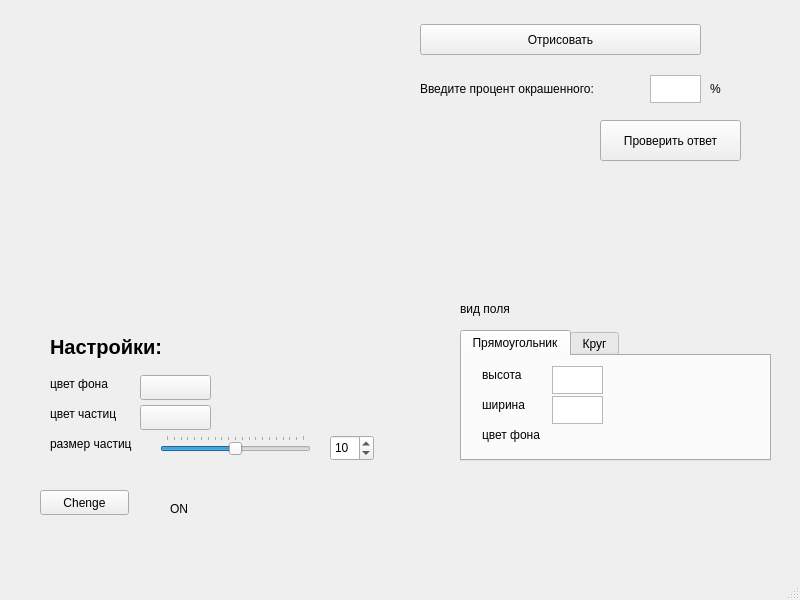
Before: the Qt Designer form src/ms_pro/view/mainwindow.ui in difurka/medical_simulator, drawn with Qt 5.
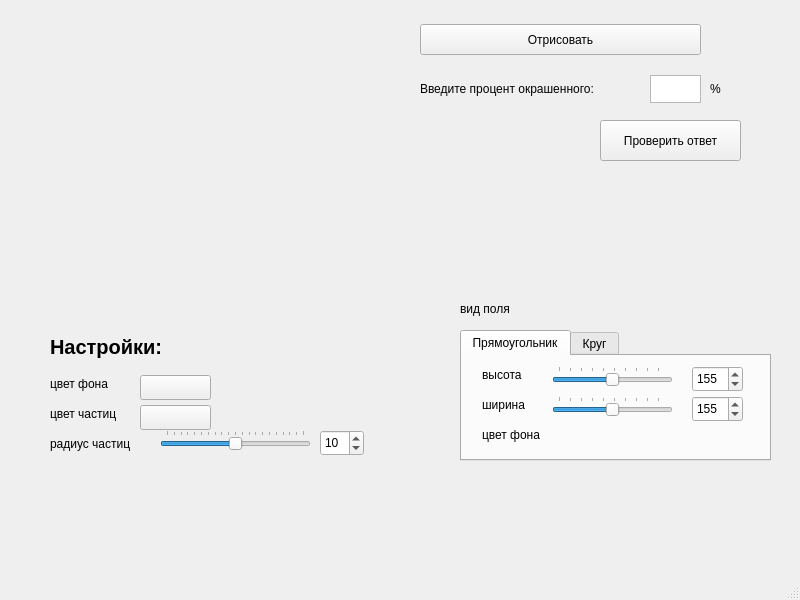
After: the same form once the commit is applied. The open tabs and pages were chosen to show the change. Custom widgets are drawn as their Qt base class.

```diff
--- a/src/ms_pro/view/mainwindow.ui
+++ b/src/ms_pro/view/mainwindow.ui
@@ -14,32 +14,6 @@
    <string>MainWindow</string>
   </property>
   <widget class="QWidget" name="centralwidget">
-   <widget class="QPushButton" name="pushButton">
-    <property name="geometry">
-     <rect>
-      <x>40</x>
-      <y>490</y>
-      <width>89</width>
-      <height>25</height>
-     </rect>
-    </property>
-    <property name="text">
-     <string>Chenge</string>
-    </property>
-   </widget>
-   <widget class="QLabel" name="label">
-    <property name="geometry">
-     <rect>
-      <x>170</x>
-      <y>500</y>
-      <width>67</width>
-      <height>17</height>
-     </rect>
-    </property>
-    <property name="text">
-     <string>ON</string>
-    </property>
-   </widget>
    <widget class="QPushButton" name="draw_pixels">
     <property name="geometry">
      <rect>
@@ -128,7 +102,7 @@
      </rect>
     </property>
     <property name="text">
-     <string>размер частиц</string>
+     <string>радиус частиц</string>
     </property>
    </widget>
    <widget class="QLabel" name="label_settings">
@@ -328,61 +302,131 @@
        <string>цвет фона</string>
       </property>
      </widget>
-     <widget class="QTextEdit" name="text_width">
+     <widget class="QSlider" name="slider_rect_height">
       <property name="geometry">
        <rect>
         <x>90</x>
-        <y>40</y>
-        <width>51</width>
-        <height>28</height>
+        <y>10</y>
+        <width>121</width>
+        <height>20</height>
        </rect>
       </property>
+      <property name="sizePolicy">
+       <sizepolicy hsizetype="Preferred" vsizetype="Preferred">
+        <horstretch>0</horstretch>
+        <verstretch>0</verstretch>
+       </sizepolicy>
+      </property>
+      <property name="minimumSize">
+       <size>
+        <width>0</width>
+        <height>0</height>
+       </size>
+      </property>
+      <property name="minimum">
+       <number>10</number>
+      </property>
+      <property name="maximum">
+       <number>300</number>
+      </property>
+      <property name="value">
+       <number>155</number>
+      </property>
+      <property name="sliderPosition">
+       <number>155</number>
+      </property>
+      <property name="orientation">
+       <enum>Qt::Horizontal</enum>
+      </property>
+      <property name="tickPosition">
+       <enum>QSlider::TicksAbove</enum>
+      </property>
+      <property name="tickInterval">
+       <number>30</number>
+      </property>
      </widget>
-     <widget class="QTextEdit" name="text_high">
+     <widget class="QSlider" name="slider_rect_width">
       <property name="geometry">
        <rect>
         <x>90</x>
+        <y>40</y>
+        <width>121</width>
+        <height>20</height>
+       </rect>
+      </property>
+      <property name="sizePolicy">
+       <sizepolicy hsizetype="Preferred" vsizetype="Preferred">
+        <horstretch>0</horstretch>
+        <verstretch>0</verstretch>
+       </sizepolicy>
+      </property>
+      <property name="minimumSize">
+       <size>
+        <width>0</width>
+        <height>0</height>
+       </size>
+      </property>
+      <property name="minimum">
+       <number>10</number>
+      </property>
+      <property name="maximum">
+       <number>300</number>
+      </property>
+      <property name="value">
+       <number>155</number>
+      </property>
+      <property name="sliderPosition">
+       <number>155</number>
+      </property>
+      <property name="orientation">
+       <enum>Qt::Horizontal</enum>
+      </property>
+      <property name="tickPosition">
+       <enum>QSlider::TicksAbove</enum>
+      </property>
+      <property name="tickInterval">
+       <number>30</number>
+      </property>
+     </widget>
+     <widget class="QSpinBox" name="spin_rect_height">
+      <property name="geometry">
+       <rect>
+        <x>230</x>
         <y>10</y>
         <width>51</width>
-        <height>28</height>
+        <height>26</height>
        </rect>
       </property>
-      <property name="palette">
-       <palette>
-        <active>
-         <colorrole role="Base">
-          <brush brushstyle="SolidPattern">
-           <color alpha="255">
-            <red>255</red>
-            <green>255</green>
-            <blue>255</blue>
-           </color>
-          </brush>
-         </colorrole>
-        </active>
-        <inactive>
-         <colorrole role="Base">
-          <brush brushstyle="SolidPattern">
-           <color alpha="255">
-            <red>255</red>
-            <green>255</green>
-            <blue>255</blue>
-           </color>
-          </brush>
-         </colorrole>
-        </inactive>
-        <disabled>
-         <colorrole role="Base">
-          <brush brushstyle="SolidPattern">
-           <color alpha="255">
-            <red>239</red>
-            <green>239</green>
-            <blue>239</blue>
-           </color>
-          </brush>
-         </colorrole>
-        </disabled>
-       </palette>
+      <property name="minimum">
+       <number>10</number>
+      </property>
+      <property name="maximum">
+       <number>300</number>
+      </property>
+      <property name="value">
+       <number>155</number>
+      </property>
+     </widget>
+     <widget class="QSpinBox" name="spin_rect_width">
+      <property name="geometry">
+       <rect>
+        <x>230</x>
+        <y>40</y>
+        <width>51</width>
+        <height>26</height>
+       </rect>
+      </property>
+      <property name="minimum">
+       <number>10</number>
+      </property>
+      <property name="maximum">
+       <number>300</number>
+      </property>
+      <property name="value">
+       <number>155</number>
+      </property>
+      <property name="displayIntegerBase">
+       <number>10</number>
       </property>
      </widget>
     </widget>
@@ -507,7 +551,7 @@
     <property name="geometry">
      <rect>
       <x>160</x>
-      <y>435</y>
+      <y>430</y>
       <width>151</width>
       <height>20</height>
      </rect>
@@ -549,8 +593,8 @@
    <widget class="QSpinBox" name="spin_pixel_size">
     <property name="geometry">
      <rect>
-      <x>330</x>
-      <y>435</y>
+      <x>320</x>
+      <y>430</y>
       <width>44</width>
       <height>26</height>
      </rect>
@@ -575,6 +619,14 @@
   </widget>
   <widget class="QStatusBar" name="statusbar"/>
  </widget>
+ <customwidgets>
+  <customwidget>
+   <class>PaintWidget</class>
+   <extends>QWidget</extends>
+   <header location="global">view/paintwidget.h</header>
+   <container>1</container>
+  </customwidget>
+ </customwidgets>
  <resources/>
  <connections/>
 </ui>
```
Left out of the diff: 14 changed lines with no effect on the pictures.
